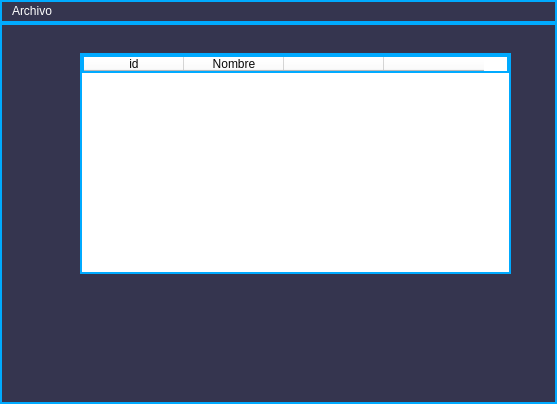
Above: views/categoria.ui from joanmera/Gameverse_Interface before the change. Below: the same form after it.
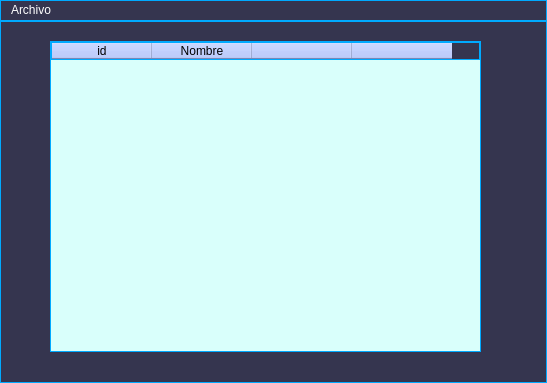
That is the form after the change.

The edit to the form file:
```diff
--- a/views/categoria.ui
+++ b/views/categoria.ui
@@ -6,8 +6,8 @@
    <rect>
     <x>0</x>
     <y>0</y>
-    <width>557</width>
-    <height>404</height>
+    <width>547</width>
+    <height>383</height>
    </rect>
   </property>
   <property name="windowTitle">
@@ -15,7 +15,7 @@
   </property>
   <property name="styleSheet">
    <string notr="true">background-color: rgb(53, 53, 79);
-border: 2px solid #00aaff; /* Contorno neon azul */
+border: 1px solid #00aaff; /* Contorno neon azul */
 color: rgb(255, 255, 255);
 </string>
   </property>
@@ -23,15 +23,32 @@
    <widget class="QTableWidget" name="categoryTable">
     <property name="geometry">
      <rect>
-      <x>80</x>
-      <y>30</y>
+      <x>50</x>
+      <y>20</y>
       <width>431</width>
-      <height>221</height>
+      <height>311</height>
      </rect>
     </property>
     <property name="styleSheet">
-     <string notr="true">background-color: rgb(255, 255, 255);
-color: rgb(7, 7, 7);</string>
+     <string notr="true">QTableWidget {
+	color: rgb(201, 255, 252);
+    background-color: #d9fffb;; /* Fondo de la tabla (celeste muy tenue) */
+}
+
+QTableWidget QHeaderView:section {
+    background-color: #a9bdff ; /* Fondo del encabezado de la columna (celeste muy tenue) */
+    color: black; /* Color del texto del encabezado de la columna (negro) */
+}
+
+QTableWidget::item {
+    padding: 5px; /* Espaciado interno de las celdas */ 
+	color: black;
+}
+
+QTableWidget::item:selected {
+    background-color: #d1d1d1; /* Fondo de la celda seleccionada (celeste muy tenue) */
+    color: black; /* Color del texto de la celda seleccionada */
+}</string>
     </property>
     <column>
      <property name="text">
@@ -74,8 +91,8 @@
     <rect>
      <x>0</x>
      <y>0</y>
-     <width>557</width>
-     <height>25</height>
+     <width>547</width>
+     <height>23</height>
     </rect>
    </property>
    <widget class="QMenu" name="menuArchivo">
```
